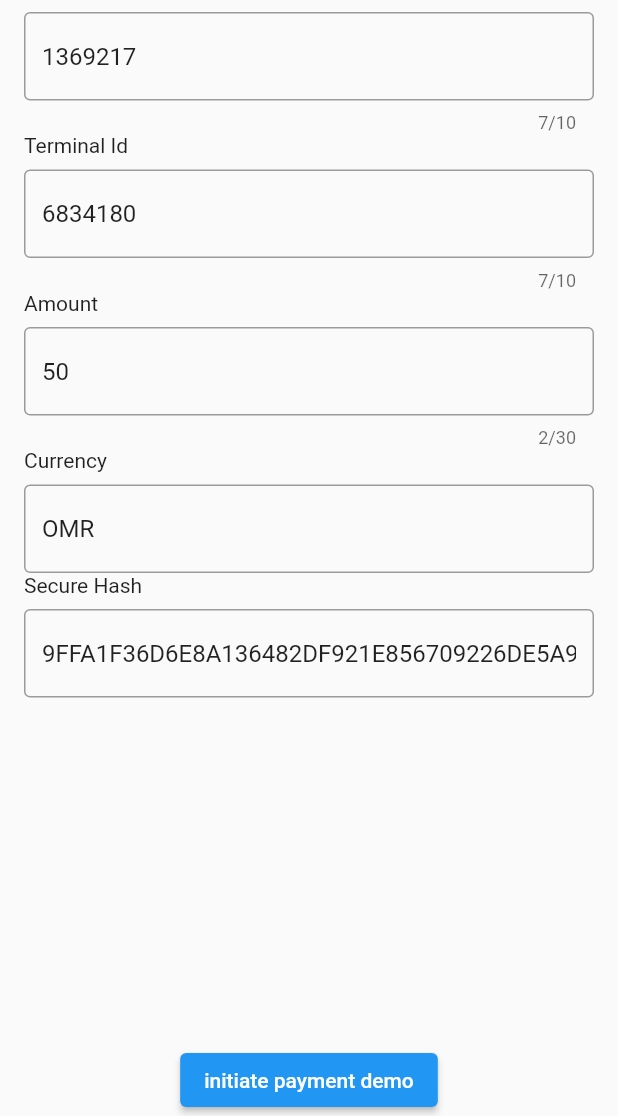
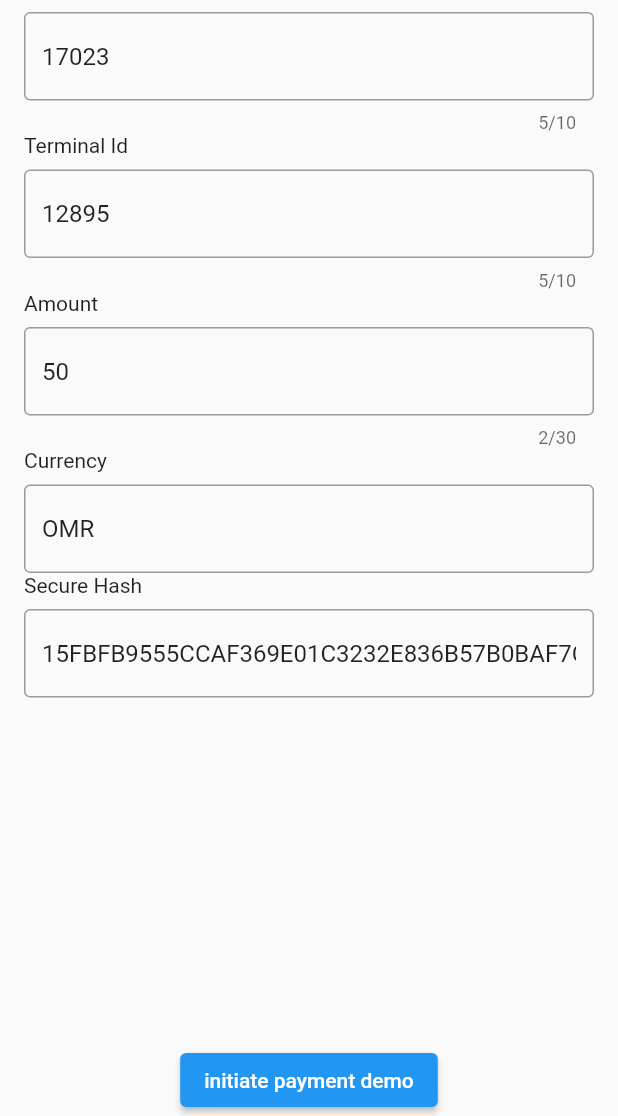
Before and after one commit to amwal-pay/amwal_pay_sdk, a Flutter app: the screen it shows after launch, on a phone screen of 412 x 824 dp, the part 120-1236 px from its top. Run offline on Flutter 3.47's test engine with Material 3 defaults, Android fonts, the phone set to English and light mode, and no system bars; our stand-ins replace auto_size_text, circular_countdown_timer, convert, currency_text_input_formatter, dio, flutter_bloc and 14 more; missing offline and left inert: chucker_flutter, clickable_list_wheel_view, jose.

Commit message:
Get Merchant Name

```diff
--- a/example/lib/main.dart
+++ b/example/lib/main.dart
@@ -49,10 +49,10 @@ class _DemoScreenState extends State<DemoScreen> {
 
     /// card terminal => 6942344
     /// wallet terminal => 6834180
-    _terminalController = TextEditingController(text: '6834180');
-    _merchantIdController = TextEditingController(text: '1369217');
+    _terminalController = TextEditingController(text: '12895');
+    _merchantIdController = TextEditingController(text: '17023');
     _secureHashController = TextEditingController(
-      text: '9FFA1F36D6E8A136482DF921E856709226DE5A974DB2673F84DB79DA788F7E19',
+      text: '15FBFB9555CCAF369E01C3232E836B57B0BAF7C66DFBC1CADFC9BA3DC31E2F20',
     );
     _amountController = TextEditingController(text: '50');
     _currencyController = TextEditingController(text: 'OMR');
@@ -127,7 +127,6 @@ class _DemoScreenState extends State<DemoScreen> {
                   if (!valid) return;
                   await AmwalPaySdk.instance.initSdk(
                     settings: AmwalSdkSettings(
-                      merchantName: 'Amr Saied',
                       currency: _currencyController.text,
                       amount: _amountController.text,
                       transactionId: const Uuid().v1(),
--- a/lib/amwal_sdk_settings/amwal_sdk_settings.dart
+++ b/lib/amwal_sdk_settings/amwal_sdk_settings.dart
@@ -72,7 +72,7 @@ class AmwalSdkSettings extends IAmwalSdkSettings {
     required super.currency,
     required super.amount,
     required this.terminalId,
-    required super.merchantName,
+    super.merchantName,
     super.getTransactionFunction,
     super.onCountComplete,
     super.locale,
--- a/lib/core/networking/constants.dart
+++ b/lib/core/networking/constants.dart
@@ -4,6 +4,7 @@ class NetworkConstants {
   static const baseUrlSdk = 'https://merchantapp.amwalpg.com:8443/';
 
   static const getTransactionByIdEndpoint = '/Transaction/GetByTransactionId';
+  static const getMerchantNameEndpoint = "/Merchant/GetMerchantName";
 
   static const mockLabBaseUrl = 'https://amwalpayapi.mocklab.io/';
   static const isMockupMode = false;
--- a/lib/core/networking/dio_client.dart
+++ b/lib/core/networking/dio_client.dart
@@ -29,7 +29,7 @@ class DioClient {
         _tokenInjectorInterceptor,
         _secureHashInterceptor,
         _mockupInterceptor,
-        ChuckerDioInterceptor(),
+        // ChuckerDioInterceptor(),
         CustomLogInterceptor(),
       ]);
   }
--- /dev/null
+++ b/lib/features/transaction/data/models/response/merchant_name_response.dart
@@ -0,0 +1,17 @@
+import 'package:amwal_pay_sdk/core/base_response/base_response.dart';
+
+class MerchantNameResponse extends BaseResponse<String?> {
+  MerchantNameResponse({
+    required super.success,
+    super.data,
+    super.message,
+  });
+
+  factory MerchantNameResponse.fromJson(dynamic json) {
+    return MerchantNameResponse(
+      success: json['success'],
+      message: json['message'],
+      data:json['data'].toString(),
+    );
+  }
+}
```
Also changed, not shown: lib/amwal_pay_sdk.dart (+60 -3 lines), lib/features/transaction/data/repository/transaction_repository_impl.dart (+18 -0 lines), lib/features/transaction/domain/repository/transaction_repository.dart (+7 -0 lines).
